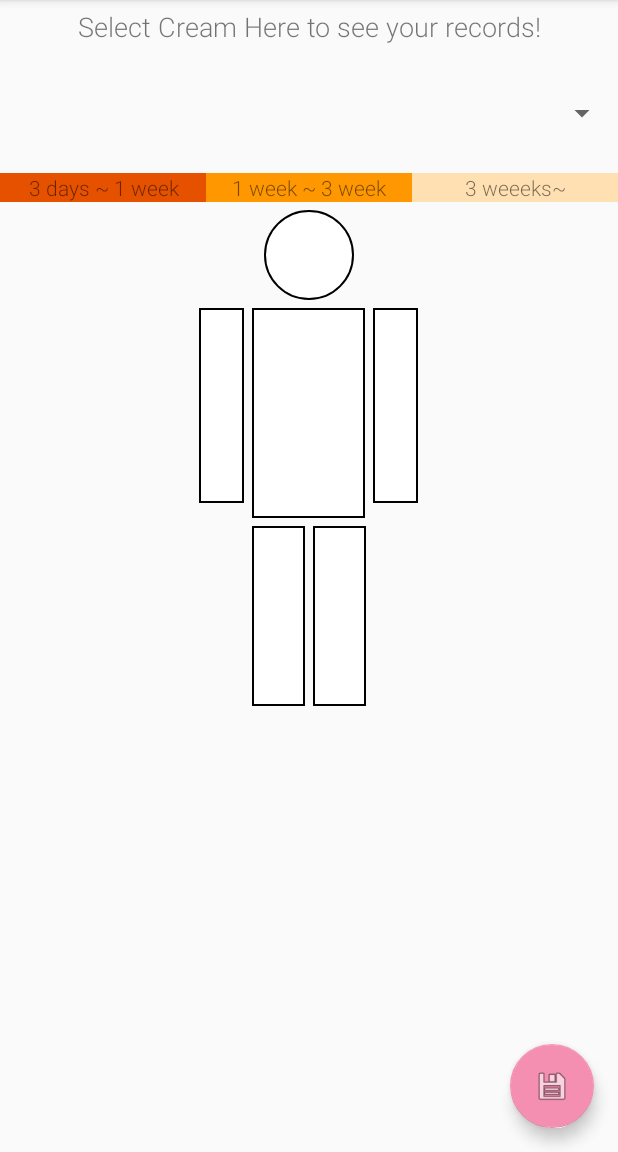
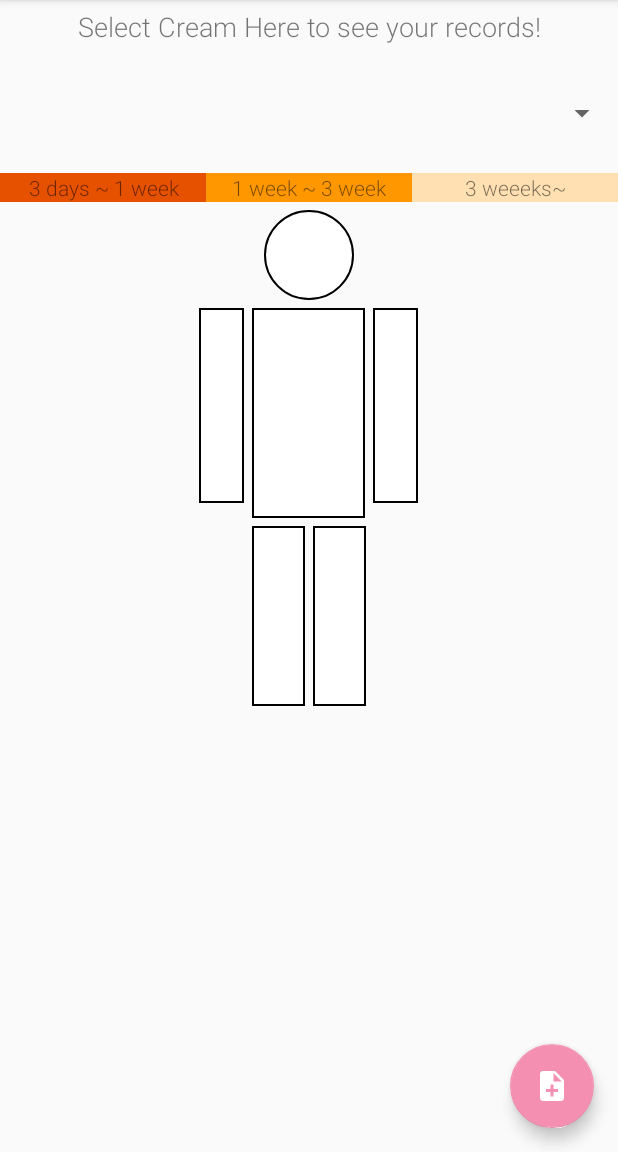
Before and after one commit to Masakore/Capstone-Project, an Android app: the screen it shows after launch (MainActivity), on a phone screen of 412 x 824 dp, the part 84-1236 px from its top. Run offline under Robolectric (Android 15) with nearby library versions, the phone set to English and light mode, and no system bars; 1 statement that could not run was skipped.

Commit message:
Changed fac icon

```diff
--- a/medicreamtracker/app/src/main/res/layout/activity_main.xml
+++ b/medicreamtracker/app/src/main/res/layout/activity_main.xml
@@ -50,7 +50,7 @@
         android:layout_margin="@dimen/fab_margin"
         android:contentDescription="@string/description_main_fab"
         android:nextFocusDown="@+id/item_spinner"
-        android:src="@android:drawable/ic_menu_save">
+        android:src="@drawable/ic_note_add_white_24dp">
 
     </android.support.design.widget.FloatingActionButton>
 
--- a/medicreamtracker/app/src/main/res/layout/activity_record.xml
+++ b/medicreamtracker/app/src/main/res/layout/activity_record.xml
@@ -33,6 +33,6 @@
         android:contentDescription="@string/description_record_fab"
         android:focusable="true"
         android:focusableInTouchMode="true"
-        android:src="@android:drawable/ic_dialog_email"/>
+        android:src="@drawable/ic_create_white_24dp"/>
 
 </android.support.design.widget.CoordinatorLayout>
--- a/medicreamtracker/app/src/main/res/layout/activity_register.xml
+++ b/medicreamtracker/app/src/main/res/layout/activity_register.xml
@@ -33,6 +33,6 @@
         android:contentDescription="@string/description_register_fab"
         android:focusable="true"
         android:focusableInTouchMode="true"
-        android:src="@android:drawable/ic_menu_add"/>
+        android:src="@drawable/ic_add_circle_outline_white_24dp"/>
 
 </android.support.design.widget.CoordinatorLayout>
--- a/medicreamtracker/app/src/main/res/layout/fab_layout_main.xml
+++ b/medicreamtracker/app/src/main/res/layout/fab_layout_main.xml
@@ -9,7 +9,7 @@
         android:layout_height="wrap_content"
         android:layout_gravity="bottom|end"
         android:layout_margin="@dimen/fab_margin"
-        android:src="@android:drawable/ic_menu_edit"
+        android:src="@drawable/ic_create_white_24dp"
         android:visibility="invisible"
         android:contentDescription="@string/description_main_sub_register_fab"
         app:backgroundTint="@color/colorPrimaryLight"
@@ -21,7 +21,7 @@
         android:layout_height="wrap_content"
         android:layout_gravity="bottom|end"
         android:layout_margin="@dimen/fab_margin"
-        android:src="@android:drawable/ic_input_add"
+        android:src="@drawable/ic_add_circle_outline_white_24dp"
         android:visibility="invisible"
         android:contentDescription="@string/description_main_sub_record_fab"
         app:backgroundTint="@color/colorPrimaryLight"
```
Also changed, not shown: medicreamtracker/app/src/main/res/drawable-hdpi/ic_add_circle_outline_white_24dp.png (added), medicreamtracker/app/src/main/res/drawable-hdpi/ic_create_white_24dp.png (added), medicreamtracker/app/src/main/res/drawable-hdpi/ic_note_add_white_24dp.png (added), medicreamtracker/app/src/main/res/drawable-mdpi/ic_add_circle_outline_white_24dp.png (added), medicreamtracker/app/src/main/res/drawable-mdpi/ic_create_white_24dp.png (added), medicreamtracker/app/src/main/res/drawable-mdpi/ic_note_add_white_24dp.png (added), medicreamtracker/app/src/main/res/drawable-xhdpi/ic_add_circle_outline_white_24dp.png (added), medicreamtracker/app/src/main/res/drawable-xhdpi/ic_create_white_24dp.png (added), medicreamtracker/app/src/main/res/drawable-xhdpi/ic_note_add_white_24dp.png (added), medicreamtracker/app/src/main/res/drawable-xxhdpi/ic_add_circle_outline_white_24dp.png (added), medicreamtracker/app/src/main/res/drawable-xxhdpi/ic_create_white_24dp.png (added), medicreamtracker/app/src/main/res/drawable-xxhdpi/ic_note_add_white_24dp.png (added).
